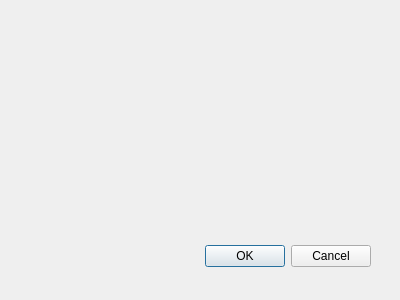
Before: the Qt Designer form qConfig.ui in darl/qChat, drawn with Qt 5.
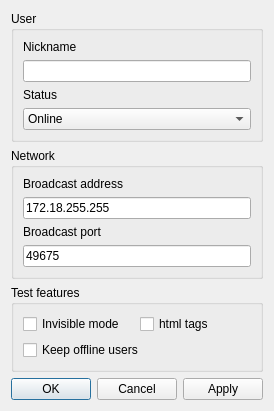
After: the same form once the commit is applied. Icons and pictures are not drawn.

Commit message: complete config dialog design

```diff
--- a/qConfig.ui
+++ b/qConfig.ui
@@ -8,29 +8,149 @@
    <rect>
     <x>0</x>
     <y>0</y>
-    <width>400</width>
-    <height>300</height>
+    <width>255</width>
+    <height>366</height>
    </rect>
   </property>
   <property name="windowTitle">
    <string>Dialog</string>
   </property>
-  <widget class="QDialogButtonBox" name="buttonBox">
-   <property name="geometry">
-    <rect>
-     <x>30</x>
-     <y>240</y>
-     <width>341</width>
-     <height>32</height>
-    </rect>
-   </property>
-   <property name="orientation">
-    <enum>Qt::Horizontal</enum>
-   </property>
-   <property name="standardButtons">
-    <set>QDialogButtonBox::Cancel|QDialogButtonBox::Ok</set>
-   </property>
-  </widget>
+  <layout class="QVBoxLayout" name="verticalLayout">
+   <item>
+    <widget class="QGroupBox" name="userConfig">
+     <property name="title">
+      <string>User</string>
+     </property>
+     <layout class="QVBoxLayout" name="verticalLayout_3">
+      <item>
+       <widget class="QLabel" name="nickLabel">
+        <property name="text">
+         <string>Nickname</string>
+        </property>
+       </widget>
+      </item>
+      <item>
+       <widget class="QLineEdit" name="nickEditor"/>
+      </item>
+      <item>
+       <widget class="QLabel" name="statusLabel">
+        <property name="text">
+         <string>Status</string>
+        </property>
+       </widget>
+      </item>
+      <item>
+       <widget class="QComboBox" name="statusEdit">
+        <item>
+         <property name="text">
+          <string>Online</string>
+         </property>
+         <property name="icon">
+          <iconset resource="res.qrc">
+           <normaloff>:/online</normaloff>:/online</iconset>
+         </property>
+        </item>
+        <item>
+         <property name="text">
+          <string>Away</string>
+         </property>
+         <property name="icon">
+          <iconset resource="res.qrc">
+           <normaloff>:/away</normaloff>:/away</iconset>
+         </property>
+        </item>
+        <item>
+         <property name="text">
+          <string>Busy</string>
+         </property>
+         <property name="icon">
+          <iconset resource="res.qrc">
+           <normaloff>:/busy</normaloff>:/busy</iconset>
+         </property>
+        </item>
+       </widget>
+      </item>
+     </layout>
+    </widget>
+   </item>
+   <item>
+    <widget class="QGroupBox" name="networkConfig">
+     <property name="title">
+      <string>Network</string>
+     </property>
+     <layout class="QVBoxLayout" name="verticalLayout_2">
+      <item>
+       <widget class="QLabel" name="addressLabel">
+        <property name="text">
+         <string>Broadcast address</string>
+        </property>
+       </widget>
+      </item>
+      <item>
+       <widget class="QLineEdit" name="addressEdit">
+        <property name="text">
+         <string>172.18.255.255</string>
+        </property>
+       </widget>
+      </item>
+      <item>
+       <widget class="QLabel" name="portLabel">
+        <property name="text">
+         <string>Broadcast port</string>
+        </property>
+       </widget>
+      </item>
+      <item>
+       <widget class="QLineEdit" name="portEdit">
+        <property name="text">
+         <string>49675</string>
+        </property>
+       </widget>
+      </item>
+     </layout>
+    </widget>
+   </item>
+   <item>
+    <widget class="QGroupBox" name="testFeaturesConfig">
+     <property name="title">
+      <string>Test features</string>
+     </property>
+     <layout class="QGridLayout" name="gridLayout">
+      <item row="0" column="0">
+       <widget class="QCheckBox" name="invisibleModeEdit">
+        <property name="text">
+         <string>Invisible mode</string>
+        </property>
+       </widget>
+      </item>
+      <item row="0" column="1">
+       <widget class="QCheckBox" name="htmlTagsEdit">
+        <property name="text">
+         <string>html tags</string>
+        </property>
+       </widget>
+      </item>
+      <item row="1" column="0" colspan="2">
+       <widget class="QCheckBox" name="offlineUsersEdit">
+        <property name="text">
+         <string>Keep offline users</string>
+        </property>
+       </widget>
+      </item>
+     </layout>
+    </widget>
+   </item>
+   <item>
+    <widget class="QDialogButtonBox" name="buttonBox">
+     <property name="orientation">
+      <enum>Qt::Horizontal</enum>
+     </property>
+     <property name="standardButtons">
+      <set>QDialogButtonBox::Apply|QDialogButtonBox::Cancel|QDialogButtonBox::Ok</set>
+     </property>
+    </widget>
+   </item>
+  </layout>
  </widget>
  <pixmapfunction/>
  <resources/>
```
Left out of the diff: 9 changed lines with no effect on the pictures. The commit also changes 8 other files.
